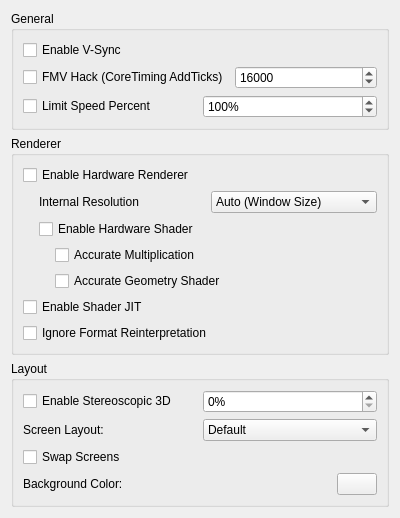
First picture: the form in src/citra_qt/configuration/configure_graphics.ui, repository Filxter/citra-canary, before the edit.
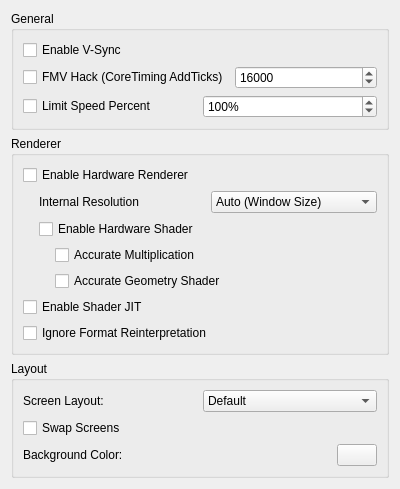
Second picture: the form after the edit.

Commit message: revert stereoscopic 3d, hardcode 1% 3D, ledstate 0.

Diff of the .ui file:
```diff
--- a/src/citra_qt/configuration/configure_graphics.ui
+++ b/src/citra_qt/configuration/configure_graphics.ui
@@ -259,33 +259,6 @@
       <string>Layout</string>
      </property>
      <layout class="QVBoxLayout" name="verticalLayout_3">
-      <item>
-       <layout class="QHBoxLayout" name="horizontalLayout_5">
-        <item>
-         <widget class="QCheckBox" name="toggle_3d">
-          <property name="text">
-           <string>Enable Stereoscopic 3D</string>
-          </property>
-         </widget>
-        </item>
-        <item>
-         <widget class="QSpinBox" name="factor_3d">
-          <property name="suffix">
-           <string>%</string>
-          </property>
-          <property name="minimum">
-           <number>0</number>
-          </property>
-          <property name="maximum">
-           <number>100</number>
-          </property>
-          <property name="value">
-           <number>0</number>
-          </property>
-         </widget>
-        </item>
-       </layout>
-      </item>
       <item>
        <layout class="QHBoxLayout" name="horizontalLayout_4">
         <item>
```
The commit also changes 11 other files.
